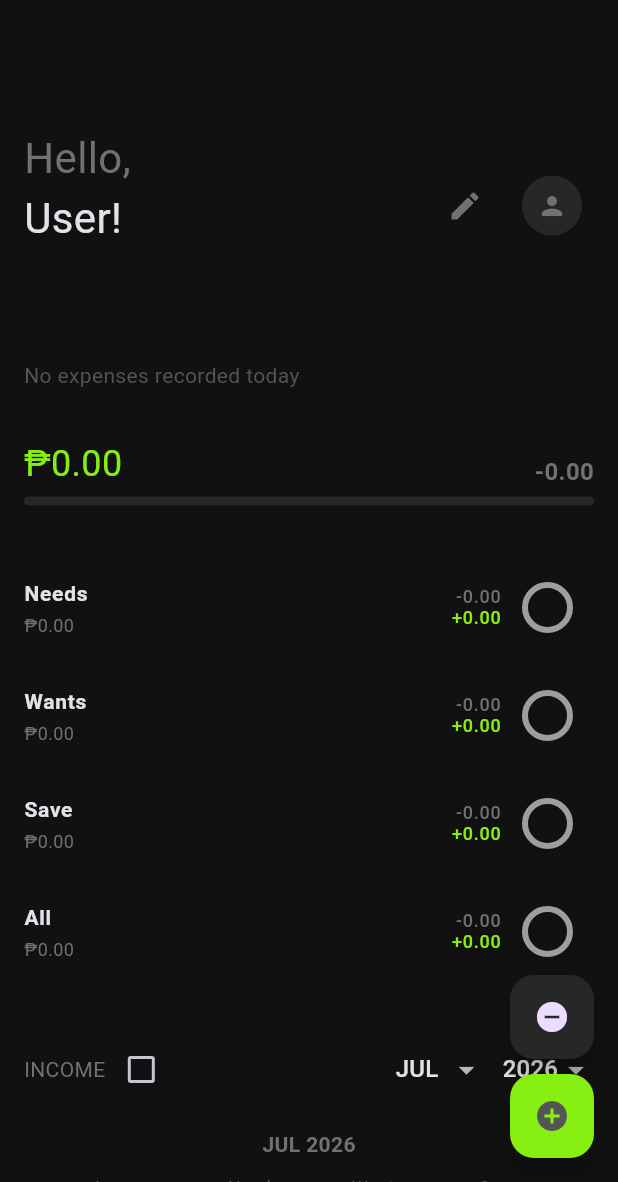
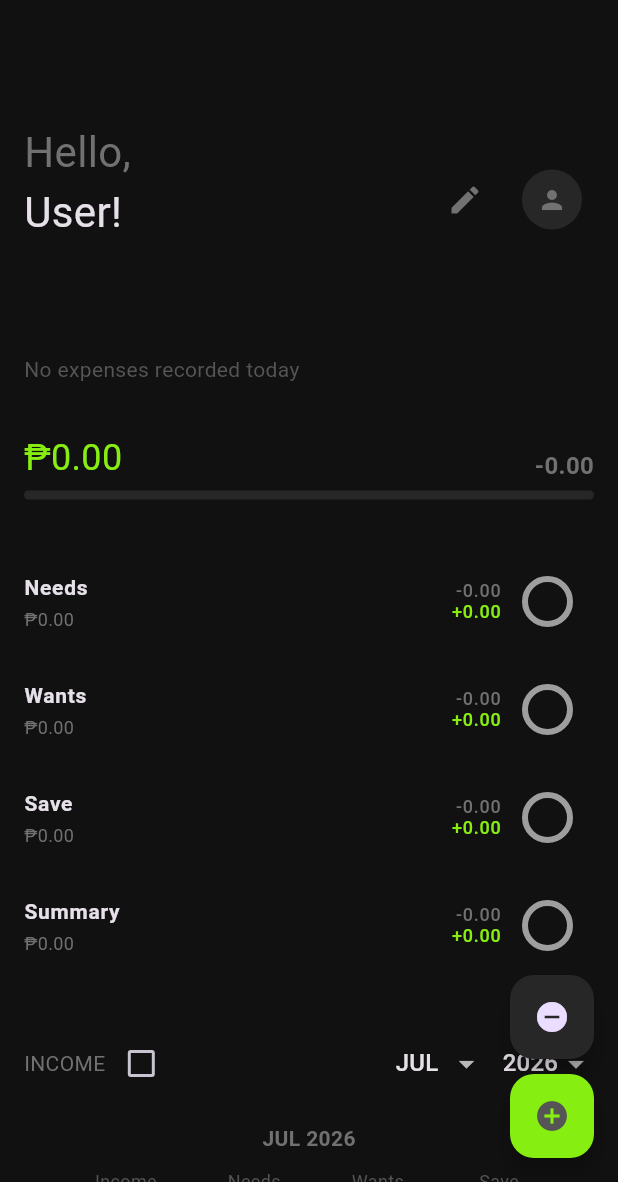
Before and after one commit to johndcjustme/moneyrule, a Flutter app: the DashboardPage screen opened by its route, after a tap on "••••••", on a phone screen of 412 x 824 dp, the part 54-1236 px from its top. Run offline on Flutter 3.47's test engine with Material 3 defaults, Android fonts, the phone set to English and light mode, and no system bars; drawn by our look-alikes of pie_chart; our stand-ins replace file_picker, flutter_typeahead, hive, hive_flutter, permission_handler; missing offline and left inert: excel; accounts and stored records are empty.

Commit message:
refactor dashboard

```diff
--- a/lib/src/components/notes_title.dart
+++ b/lib/src/components/notes_title.dart
@@ -9,7 +9,7 @@
   @override
   Widget build(BuildContext context) {
     return Padding(
-      padding: const EdgeInsets.only(top: 48, left: 16, right: 16),
+      padding: const EdgeInsets.only(top: 42, left: 16, right: 16),
       child: Row(
         mainAxisAlignment: MainAxisAlignment.spaceBetween,
         children: [
--- a/lib/src/views/dashboard/index.dart
+++ b/lib/src/views/dashboard/index.dart
@@ -18,7 +18,6 @@
 import 'package:moneyrule/src/services/auth.dart';
 import 'package:moneyrule/src/utils/theme_color.dart';
 import 'package:moneyrule/src/utils/theme_front.dart';
-import 'package:pie_chart/pie_chart.dart';
 import '../../helpers/helper.dart';
 import '../../models/category.dart';
 import '../../models/transaction_model.dart';
@@ -176,7 +175,7 @@
                       Text('Split', style: TextStyle(color: ThemeColor.textSecondary)),
                       Text('Wise', style: TextStyle(color: ThemeColor.income)),
                     ])),
-                    Padding(padding: const EdgeInsets.only(left: 16, right: 16, bottom: 75, top: 4), child:
+                    Padding(padding: const EdgeInsets.only(left: 16, right: 16, bottom: 75), child:
                     Row(
                       crossAxisAlignment: CrossAxisAlignment.end,
                       mainAxisAlignment: MainAxisAlignment.spaceBetween,
@@ -378,7 +377,7 @@
                     }),
 
                     CategorySummaryItem(
-                      title: 'All',
+                      title: 'Summary',
                       subtitle: balance + expenseTotal,
                       expense: expenseTotal,
                       balance: balance
```
